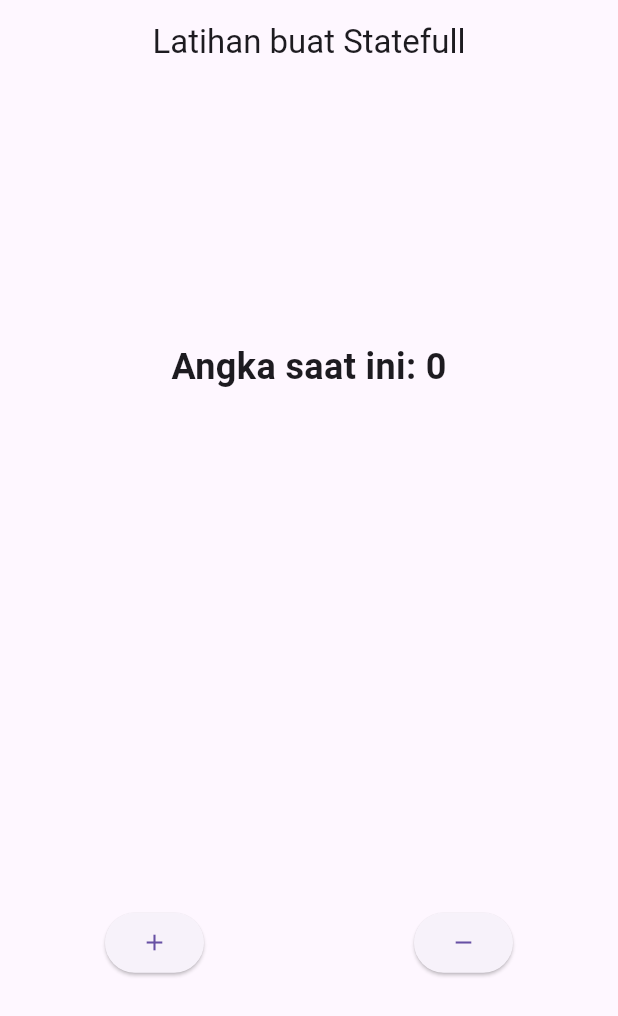
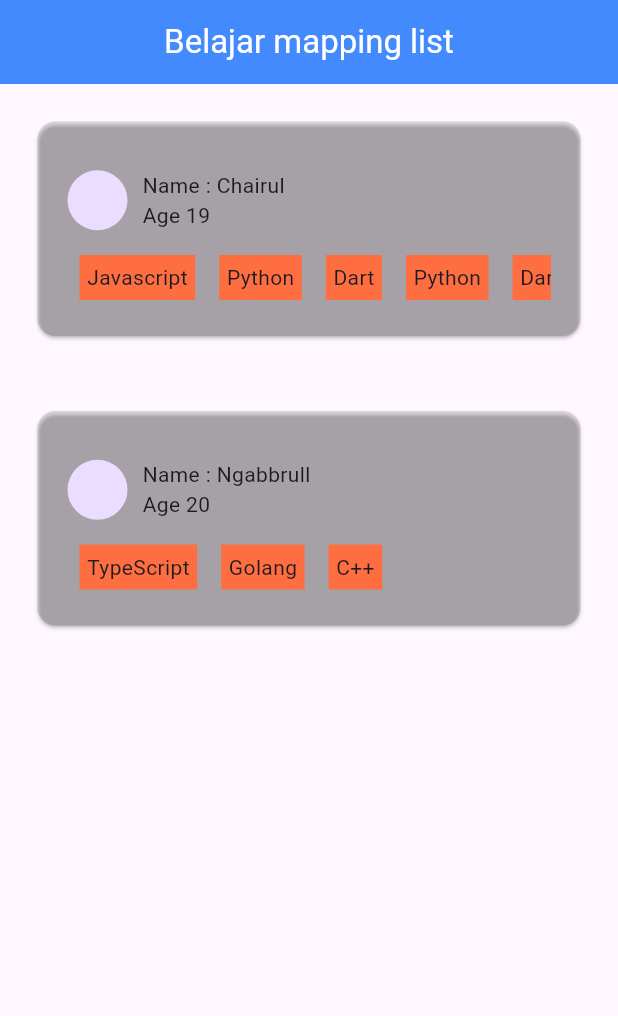
Before and after one commit to ChairulArul/Statefull-Flutter, a Flutter app: the screen it shows after launch, on a phone screen of 412 x 824 dp. Shown: the top 1016 px of the screen. Run offline on Flutter 3.47's test engine with Material 3 defaults, Android fonts, the phone set to English and light mode, and no system bars.

```diff
--- a/lib/main.dart
+++ b/lib/main.dart
@@ -68,59 +68,165 @@
 //   }
 // }
 
+// import 'package:flutter/material.dart';
+
+// void main() {
+//   runApp(MyApp());
+// }
+
+// class MyApp extends StatefulWidget {
+//   const MyApp({super.key});
+
+//   @override
+//   State<MyApp> createState() => _MyAppState();
+// }
+
+// class _MyAppState extends State<MyApp> {
+//   int counter = 0;
+//   @override
+//   Widget build(BuildContext context) {
+//     return MaterialApp(
+//       debugShowCheckedModeBanner: false,
+//       home: Scaffold(
+//         appBar: AppBar(
+//           title: Text("Latihan buat Statefull"),
+//           centerTitle: true,
+//         ),
+//         body: Column(
+//           mainAxisAlignment: MainAxisAlignment.spaceAround,
+//           children: [
+//             Text(
+//               "Angka saat ini: $counter",
+//               style: TextStyle(fontSize: 24, fontWeight: FontWeight.bold),
+//             ),
+//             Row(
+//               mainAxisAlignment: MainAxisAlignment.spaceAround,
+//               children: [
+//                 ElevatedButton(
+//                     onPressed: () {
+//                       setState(() {
+//                         counter++;
+//                       });
+//                     },
+//                     child: Icon(Icons.add)),
+//                 ElevatedButton(
+//                     onPressed: () {
+//                       setState(() {
+//                         counter--;
+//                       });
+//                     },
+//                     child: Icon(Icons.remove))
+//               ],
+//             )
+//           ],
+//         ),
+//       ),
+//     );
+//   }
+// }
+
+// Belajar maaping list
+
 import 'package:flutter/material.dart';
 
 void main() {
   runApp(MyApp());
 }
 
-class MyApp extends StatefulWidget {
-  const MyApp({super.key});
-
-  @override
-  State<MyApp> createState() => _MyAppState();
+class MyApp extends StatelessWidget {
+// membuat mapping data untuk di panggil pada listView
+  final List<Map<String, dynamic>> myList = [
+    {
+      "Name": "Chairul",
+      "Age": 19,
+      "FavProgramming": [
+        "Javascript",
+        "Python",
+        "Dart",
+        "Python",
+        "Dart",
+        "Python",
+        "Dart",
+        "Python",
+        "Dart"
+      ]
+    },
+    {
+      "Name": "Ngabbrull",
+      "Age": 20,
+      "FavProgramming": ["TypeScript", "Golang", "C++"]
     }
-
-class _MyAppState extends State<MyApp> {
-  int counter = 0;
+  ];
   @override
   Widget build(BuildContext context) {
     return MaterialApp(
       debugShowCheckedModeBanner: false,
       home: Scaffold(
           appBar: AppBar(
-          title: Text("Latihan buat Statefull"),
+            backgroundColor: Colors.blueAccent,
+            title: Text(
+              "Belajar mapping list",
+              style: TextStyle(color: Colors.white),
+            ),
             centerTitle: true,
           ),
-        body: Column(
-          mainAxisAlignment: MainAxisAlignment.spaceAround,
+          body: ListView(
+            children: myList.map((data) {
+              // tampung dalam variabel untuk panggil mapping data
+              List myFavProgramming = data["FavProgramming"];
+              return Card(
+                margin: EdgeInsets.all(25),
+                color: Colors.black12.withOpacity(0.1),
+
+                // ambil mapping dari data name dan age
+                child: Container(
+                  margin: EdgeInsets.all(10),
+                  padding: EdgeInsets.all(10),
+                  child: Column(
+                    crossAxisAlignment: CrossAxisAlignment.start,
                     children: [
-            Text(
-              "Angka saat ini: $counter",
-              style: TextStyle(fontSize: 24, fontWeight: FontWeight.bold),
+                      // row
+                      Row(
+                        children: [
+                          CircleAvatar(),
+                          SizedBox(
+                            width: 10,
+                            height: 65,
                           ),
-            Row(
-              mainAxisAlignment: MainAxisAlignment.spaceAround,
+                          Column(
+                            crossAxisAlignment: CrossAxisAlignment.start,
                             children: [
-                ElevatedButton(
-                    onPressed: () {
-                      setState(() {
-                        counter++;
-                      });
-                    },
-                    child: Icon(Icons.add)),
-                ElevatedButton(
-                    onPressed: () {
-                      setState(() {
-                        counter--;
-                      });
-                    },
-                    child: Icon(Icons.remove))
+                              Text("Name : ${data['Name']}"),
+                              Text("Age ${data['Age']}")
                             ],
+                          )
+                        ],
+                      ),
+
+                      // ganti menjadi ini, agar secara defaul dapat scroll secara horizontal
+                      SingleChildScrollView(
+                        scrollDirection: Axis.horizontal,
+                        child: Row(
+                          // ambil mapping untuk row pada bagian myfav programming
+                          children: myFavProgramming.map((coding) {
+                            return Container(
+                              margin: EdgeInsets.symmetric(
+                                horizontal: 8,
+                                vertical: 4,
+                              ),
+                              padding: EdgeInsets.all(5),
+                              color: Colors.deepOrangeAccent,
+                              child: Text(coding),
+                            );
+                          }).toList(),
+                        ),
                       )
                     ],
                   ),
                 ),
               );
+            }).toList(),
+          )),
+    );
   }
 }
```
Lines whose indentation alone changed are shown as unchanged.
